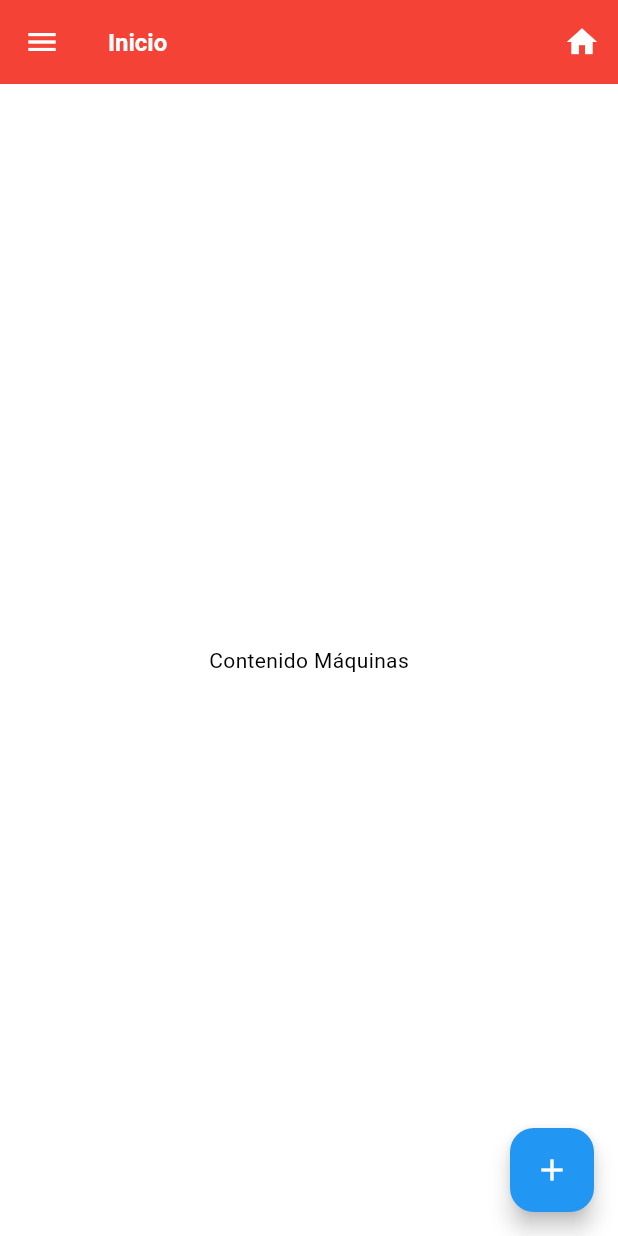
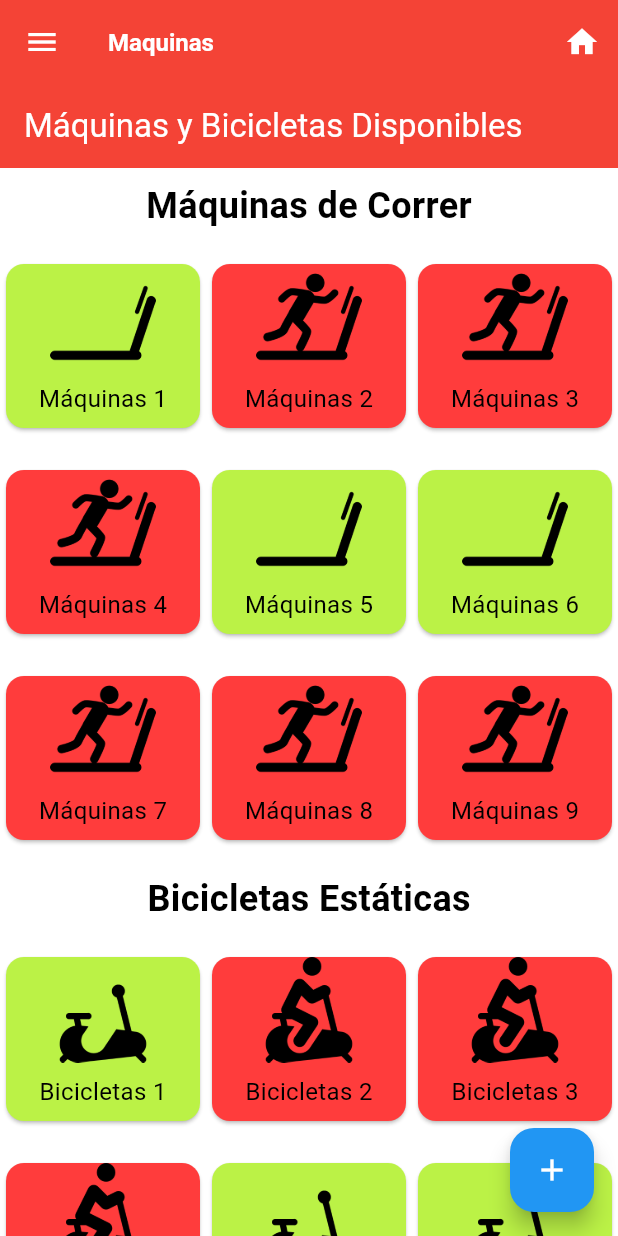
Before and after one commit to Brunitozz/FitPlan, a Flutter app: the screen it shows after launch, on a phone screen of 412 x 824 dp. Run offline on Flutter 3.47's test engine with Material 3 defaults, Android fonts, the light colour scheme and no system bars.

Commit message:
Maquinas Avance

```diff
--- a/lib/main.dart
+++ b/lib/main.dart
@@ -1,6 +1,6 @@
 import 'package:flutter/material.dart';
 import 'package:intl/date_symbol_data_local.dart';
-
+import 'maquinas.dart';
 import 'rutinas.dart';
 
 void main() async {
@@ -14,7 +14,7 @@
   @override
   Widget build(BuildContext context) {
     return MaterialApp(
-      title: 'Flutter Demo',
+      title: 'Smart Fit',
       theme: ThemeData(
         primaryColor: Colors.red, // Color de la barra superior
         colorScheme: ColorScheme.fromSwatch().copyWith(secondary: Colors.white), // Esquema de colores
@@ -42,7 +42,7 @@
   String _getTitle() {
     switch (_currentIndex) {
       case 0:
-        return 'Inicio';
+        return 'Maquinas';
       case 1:
         return 'Rutinas';
       case 2:
@@ -125,7 +125,8 @@
       body: IndexedStack(
         index: _currentIndex,
         children: [
-          const Center(child: Text('Contenido Máquinas')), // Contenido para Máquinas
+          //const Center(child: Text('Contenido Máquinas xddd')), // Contenido para Máquina
+          const MaquinasScreen(),
           const RutinasScreen(), // Contenido para Rutinas
           const Center(child: Text('Contenido Dietas')), // Contenido para Dietas
         ],
--- /dev/null
+++ b/lib/maquinas.dart
@@ -0,0 +1,191 @@
+import 'package:flutter/material.dart';
+import 'package:intl/intl.dart';
+
+class MaquinasScreen extends StatelessWidget {
+  const MaquinasScreen({Key? key}) : super(key: key);
+
+  @override
+  Widget build(BuildContext context) {
+    late Map<String, Map<String, dynamic>> _maquinasDeCorrer = {
+      'maquina1': {
+        'imagen': 'assets/maquinas/maquina-libre.png',
+        'disponible': 0,
+      },
+      'maquina2': {
+        'imagen': 'assets/maquinas/maquina-ocupada.png',
+        'disponible': 1,
+      },
+      'maquina3': {
+        'imagen': 'assets/maquinas/maquina-ocupada.png',
+        'disponible': 1,
+      },
+      'maquina4': {
+        'imagen': 'assets/maquinas/maquina-ocupada.png',
+        'disponible': 1,
+      },
+      'maquina5': {
+        'imagen': 'assets/maquinas/maquina-libre.png',
+        'disponible': 0,
+      },
+      'maquina6': {
+        'imagen': 'assets/maquinas/maquina-libre.png',
+        'disponible': 0,
+      },
+      'maquina7': {
+        'imagen': 'assets/maquinas/maquina-ocupada.png',
+        'disponible': 1,
+      },
+      'maquina8': {
+        'imagen': 'assets/maquinas/maquina-ocupada.png',
+        'disponible': 1,
+      },
+      'maquina9': {
+        'imagen': 'assets/maquinas/maquina-ocupada.png',
+        'disponible': 1,
+      },
+    };
+
+    late Map<String, Map<String, dynamic>> _bicicletasEstaticas = {
+      'bicicleta1': {
+        'imagen': 'assets/maquinas/bicicleta-estatica-libre.png',
+        'disponible': 0,
+      },
+      'bicicleta2': {
+        'imagen': 'assets/maquinas/bicicleta-estatica-ocupada.png',
+        'disponible': 1,
+      },
+      'bicicleta3': {
+        'imagen': 'assets/maquinas/bicicleta-estatica-ocupada.png',
+        'disponible': 1,
+      },
+      'bicicleta4': {
+        'imagen': 'assets/maquinas/bicicleta-estatica-ocupada.png',
+        'disponible': 1,
+      },
+      'bicicleta5': {
+        'imagen': 'assets/maquinas/bicicleta-estatica-libre.png',
+        'disponible': 0,
+      },
+      'bicicleta6': {
+        'imagen': 'assets/maquinas/bicicleta-estatica-libre.png',
+        'disponible': 0,
+      },
+      'bicicleta7': {
+        'imagen': 'assets/maquinas/bicicleta-estatica-ocupada.png',
+        'disponible': 1,
+      },
+      'bicicleta8': {
+        'imagen': 'assets/maquinas/bicicleta-estatica-ocupada.png',
+        'disponible': 1,
+      },
+      'bicicleta9': {
+        'imagen': 'assets/maquinas/bicicleta-estatica-ocupada.png',
+        'disponible': 1,
+      },
+    };
+
+    return Scaffold(
+      appBar: AppBar(
+        title: Text('Máquinas y Bicicletas Disponibles'),
+      ),
+      body: SingleChildScrollView(
+        child: Column(
+          children: [
+            SectionGrid(
+              title: 'Máquinas de Correr',
+              items: _maquinasDeCorrer,
+              crossAxisCount: 3,
+            ),
+            SectionGrid(
+              title: 'Bicicletas Estáticas',
+              items: _bicicletasEstaticas,
+              crossAxisCount: 3,
+            ),
+          ],
+        ),
+      ),
+    );
+  }
+}
+
+class SectionGrid extends StatefulWidget {
+  final String title;
+  final Map<String, Map<String, dynamic>> items;
+  final int crossAxisCount;
+
+  const SectionGrid({
+    required this.title,
+    required this.items,
+    required this.crossAxisCount,
+  });
+
+  @override
+  _SectionGridState createState() => _SectionGridState();
+}
+
+class _SectionGridState extends State<SectionGrid> {
+  final Map<int, bool> _hovering = {};
+
+  @override
+  Widget build(BuildContext context) {
+    return Column(
+      children: [
+        Padding(
+          padding: const EdgeInsets.all(8.0),
+          child: Text(
+            widget.title,
+            style: TextStyle(fontSize: 24, fontWeight: FontWeight.bold),
+          ),
+        ),
+        GridView.builder(
+          shrinkWrap: true,
+          physics: NeverScrollableScrollPhysics(),
+          gridDelegate: SliverGridDelegateWithFixedCrossAxisCount(
+            crossAxisCount: widget.crossAxisCount, // Número de columnas
+            childAspectRatio: 1, // Aspecto de las celdas
+          ),
+          itemCount: widget.items.length, // Número de elementos (celdas)
+          itemBuilder: (BuildContext context, int index) {
+            String key = widget.items.keys.elementAt(index);
+            Map<String, dynamic> item = widget.items[key]!;
+            Color cardColor = item['disponible'] == 0
+                ? Color(0xFFBBF246) // Color verde personalizado
+                : Color(0xFFFF3C3C); // Color rojo personalizado
+
+            return InkWell(
+              onTap: () {
+                setState(() {
+                  _hovering[index] = !_hovering[index]!;
+                });
+              },
+              child: AnimatedContainer(
+                duration: Duration(milliseconds: 200),
+                margin: EdgeInsets.symmetric(vertical: _hovering[index] ?? false ? 0 : 10),
+                child: Card(
+                  color: cardColor,
+                  child: Column(
+                    children: [
+                      Expanded(
+                        child: Image.asset(
+                          item['imagen'],
+                          fit: BoxFit.cover,
+                        ),
+                      ),
+                      Padding(
+                        padding: const EdgeInsets.all(8.0),
+                        child: Text(
+                          '${widget.title.split(' ')[0]} ${index + 1}', // Nombre del ítem
+                          style: TextStyle(fontSize: 16),
+                        ),
+                      ),
+                    ],
+                  ),
+                ),
+              ),
+            );
+          },
+        ),
+      ],
+    );
+  }
+}
--- a/pubspec.yaml
+++ b/pubspec.yaml
@@ -63,6 +63,7 @@ flutter:
   # To add assets to your application, add an assets section, like this:
   assets:
     - assets/rutinas/
+    - assets/maquinas/
   #   - images/a_dot_ham.jpeg
 
   # An image asset can refer to one or more resolution-specific "variants", see
```
Also changed, not shown: assets/maquinas/bicicleta-estatica-libre.png (added), assets/maquinas/bicicleta-estatica-ocupada.png (added), assets/maquinas/maquina-libre.png (added), assets/maquinas/maquina-ocupada.png (added).
